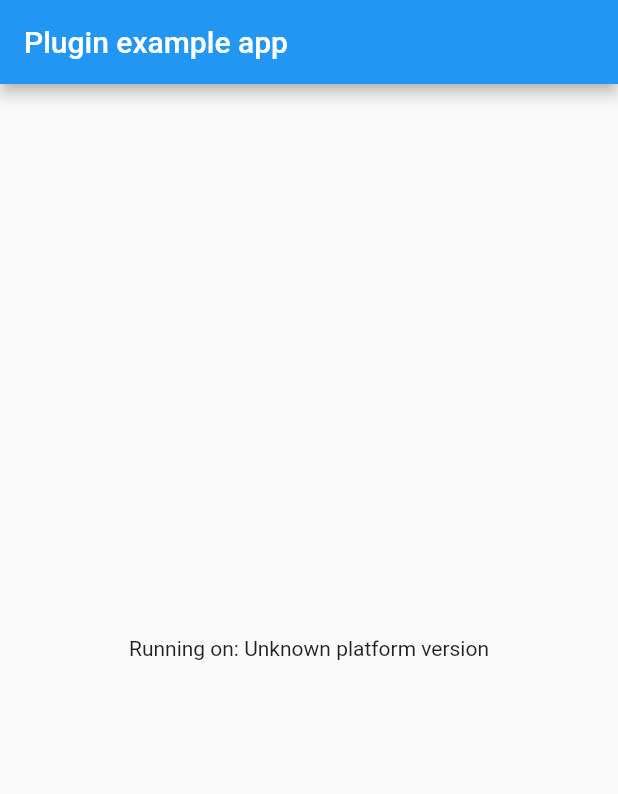
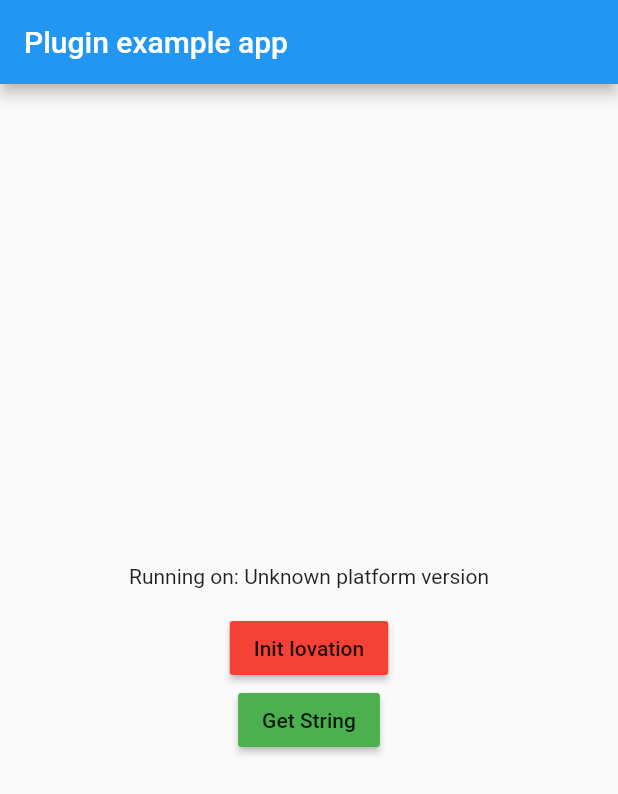
Before and after one commit to Gbogboade1/iovation_flutter, a Flutter app: the screen it shows after launch, on a phone screen of 412 x 824 dp. Shown: the top 794 px of the screen. Run offline on Flutter 3.47's test engine with Material 2 defaults, Android fonts, the phone set to English and light mode, and no system bars.

Commit message:
Add example files

```diff
--- a/example/lib/main.dart
+++ b/example/lib/main.dart
@@ -46,6 +46,13 @@ class _MyAppState extends State<MyApp> {
     });
   }
 
+  bool loading = false;
+  updateLoading(bool status){
+    setState(() {
+      loading  = status;
+    });
+  }
+
   @override
   Widget build(BuildContext context) {
     return MaterialApp(
@@ -53,8 +60,36 @@ class _MyAppState extends State<MyApp> {
         appBar: AppBar(
           title: const Text('Plugin example app'),
         ),
-        body: Center(
-          child: Text('Running on: $_platformVersion\n'),
+        body: Column(
+          mainAxisAlignment: MainAxisAlignment.center,
+          children: [
+            Center(
+              child: Text('Running on: $_platformVersion\n'),
+            ),
+            MaterialButton(
+              onPressed: () async{
+               updateLoading(true);
+                final result = await IovationFlutter.initializeIovation(subscriberKey: '87654321');
+               updateLoading(false);
+                print(result);
+
+              },
+              child:const Text('Init Iovation'),
+              color: Colors.red,
+            ),
+            MaterialButton(
+              onPressed: () async{
+                updateLoading(true);
+                final result = await IovationFlutter.getBlackBoxString();
+                updateLoading(false);
+                print(result);
+
+              },
+              child:const Text('Get String'),
+              color: Colors.green,
+            ),
+            if(loading)Center(child: CircularProgressIndicator(),),
+          ],
         ),
       ),
     );
--- a/lib/iovation_flutter.dart
+++ b/lib/iovation_flutter.dart
@@ -10,8 +10,16 @@ class IovationFlutter {
     final String? version = await _channel.invokeMethod('getPlatformVersion');
     return version;
   }
-  static Future<String?> get initializeIovation async {
-    final String? version = await _channel.invokeMethod('initializeIovation');
-    return version;
+  static Future<bool?>  initializeIovation(
+      {required  String subscriberKey}) async {
+    //TODO ('Implement initializeIovation')
+final bool? isInitialized =  await _channel.invokeMethod('initializeIovation', {'subscriberKey':subscriberKey});
+    return true;
+  }
+
+  static Future<String?> getBlackBoxString() async{
+    //TODO ('Implement getBlackBoxString')
+    final String? blackBoxValue =  await _channel.invokeMethod('getBlackBoxString');
+    return blackBoxValue;
   }
 }
```
